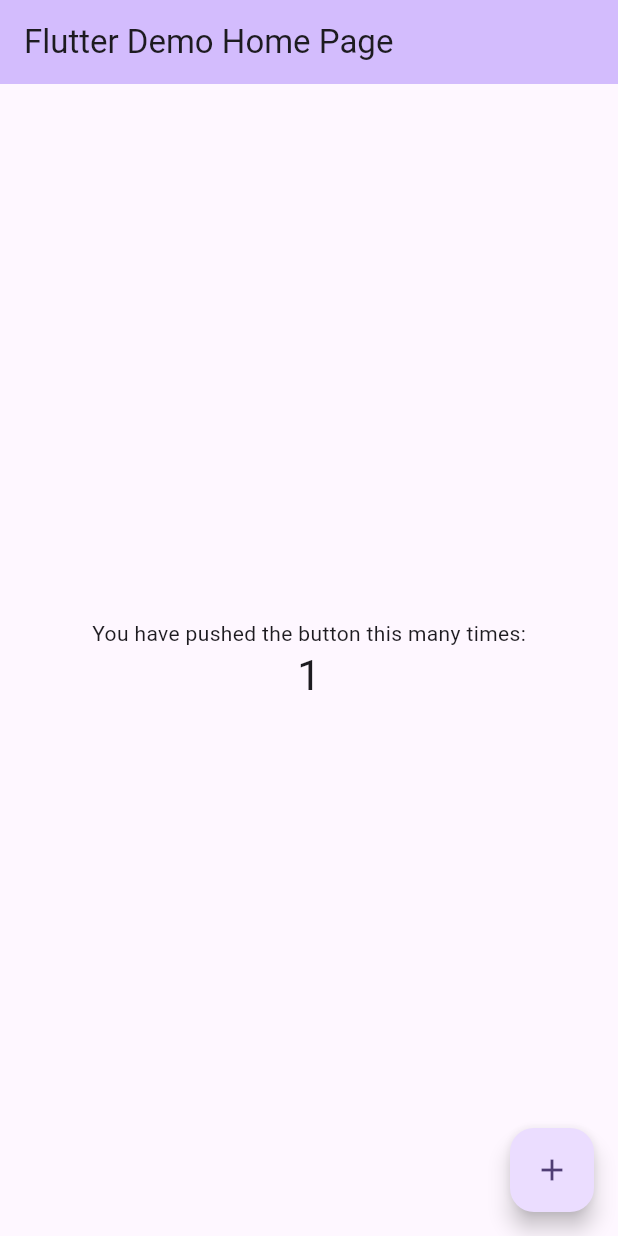
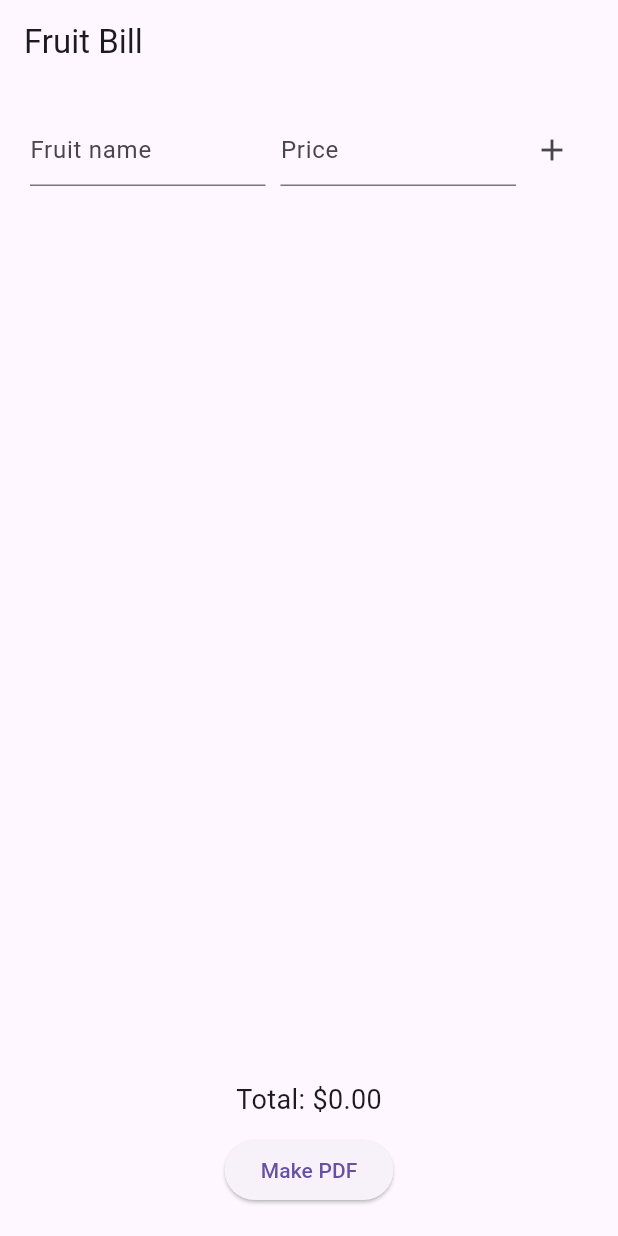
Before and after one commit to AaditAntony/pdf_generation, a Flutter app: the screen it shows after launch, after a tap on the "add" icon, on a phone screen of 412 x 824 dp. Run offline on Flutter 3.47's test engine with Material 3 defaults, Android fonts, the phone set to English and light mode, and no system bars; our stand-ins replace printing.

Commit message:
baic pdf complete section

```diff
--- a/lib/main.dart
+++ b/lib/main.dart
@@ -1,4 +1,6 @@
 import 'package:flutter/material.dart';
+import 'package:pdf/widgets.dart' as pw;
+import 'package:printing/printing.dart';
 
 void main() {
   runApp(const MyApp());
@@ -7,116 +9,138 @@ void main() {
 class MyApp extends StatelessWidget {
   const MyApp({super.key});
 
-  // This widget is the root of your application.
   @override
   Widget build(BuildContext context) {
     return MaterialApp(
-      title: 'Flutter Demo',
-      theme: ThemeData(
-        // This is the theme of your application.
-        //
-        // TRY THIS: Try running your application with "flutter run". You'll see
-        // the application has a purple toolbar. Then, without quitting the app,
-        // try changing the seedColor in the colorScheme below to Colors.green
-        // and then invoke "hot reload" (save your changes or press the "hot
-        // reload" button in a Flutter-supported IDE, or press "r" if you used
-        // the command line to start the app).
-        //
-        // Notice that the counter didn't reset back to zero; the application
-        // state is not lost during the reload. To reset the state, use hot
-        // restart instead.
-        //
-        // This works for code too, not just values: Most code changes can be
-        // tested with just a hot reload.
-        colorScheme: ColorScheme.fromSeed(seedColor: Colors.deepPurple),
+      home: Scaffold(
+        appBar: AppBar(title: const Text('Fruit Bill')),
+        body: const BillScreen(),
       ),
-      home: const MyHomePage(title: 'Flutter Demo Home Page'),
     );
   }
 }
 
-class MyHomePage extends StatefulWidget {
-  const MyHomePage({super.key, required this.title});
-
-  // This widget is the home page of your application. It is stateful, meaning
-  // that it has a State object (defined below) that contains fields that affect
-  // how it looks.
-
-  // This class is the configuration for the state. It holds the values (in this
-  // case the title) provided by the parent (in this case the App widget) and
-  // used by the build method of the State. Fields in a Widget subclass are
-  // always marked "final".
-
-  final String title;
+class BillScreen extends StatefulWidget {
+  const BillScreen({super.key});
 
   @override
-  State<MyHomePage> createState() => _MyHomePageState();
+  State<BillScreen> createState() => _BillScreenState();
 }
 
-class _MyHomePageState extends State<MyHomePage> {
-  int _counter = 0;
+class _BillScreenState extends State<BillScreen> {
+  final TextEditingController _nameController = TextEditingController();
+  final TextEditingController _priceController = TextEditingController();
+  final List<Map<String, String>> items = [];
 
-  void _incrementCounter() {
+  void _createPDF() async {
+    if (items.isEmpty) return;
+
+    final pdf = pw.Document();
+    pdf.addPage(
+      pw.Page(
+        build: (pw.Context context) {
+          return pw.Column(
+            children: [
+              pw.Text('FRUIT BILL', style: const pw.TextStyle(fontSize: 20)),
+              pw.SizedBox(height: 20),
+              pw.Text('Date: ${DateTime.now().day}/${DateTime.now().month}/${DateTime.now().year}'),
+              pw.SizedBox(height: 20),
+
+              for (var item in items)
+                pw.Row(
+                  mainAxisAlignment: pw.MainAxisAlignment.spaceBetween,
+                  children: [
+                    pw.Text(item['name']!),
+                    pw.Text('\$${item['price']}'),
+                  ],
+                ),
+
+              pw.SizedBox(height: 20),
+              pw.Text('Total: \$${_calculateTotal()}'),
+            ],
+          );
+        },
+      ),
+    );
+
+    await Printing.layoutPdf(onLayout: (format) => pdf.save());
+  }
+
+  String _calculateTotal() {
+    double total = 0;
+    for (var item in items) {
+      total += double.parse(item['price']!);
+    }
+    return total.toStringAsFixed(2);
+  }
+
+  void _addItem() {
+    if (_nameController.text.isNotEmpty && _priceController.text.isNotEmpty) {
       setState(() {
-      // This call to setState tells the Flutter framework that something has
-      // changed in this State, which causes it to rerun the build method below
-      // so that the display can reflect the updated values. If we changed
-      // _counter without calling setState(), then the build method would not be
-      // called again, and so nothing would appear to happen.
-      _counter++;
+        items.add({
+          'name': _nameController.text,
+          'price': _priceController.text,
         });
+        _nameController.clear();
+        _priceController.clear();
+      });
+    }
   }
 
   @override
   Widget build(BuildContext context) {
-    // This method is rerun every time setState is called, for instance as done
-    // by the _incrementCounter method above.
-    //
-    // The Flutter framework has been optimized to make rerunning build methods
-    // fast, so that you can just rebuild anything that needs updating rather
-    // than having to individually change instances of widgets.
-    return Scaffold(
-      appBar: AppBar(
-        // TRY THIS: Try changing the color here to a specific color (to
-        // Colors.amber, perhaps?) and trigger a hot reload to see the AppBar
-        // change color while the other colors stay the same.
-        backgroundColor: Theme.of(context).colorScheme.inversePrimary,
-        // Here we take the value from the MyHomePage object that was created by
-        // the App.build method, and use it to set our appbar title.
-        title: Text(widget.title),
+    return Padding(
+      padding: const EdgeInsets.all(20.0),
+      child: Column(
+        children: [
+          // Input fields
+          Row(
+            children: [
+              Expanded(
+                child: TextField(
+                  controller: _nameController,
+                  decoration: const InputDecoration(hintText: 'Fruit name'),
                 ),
-      body: Center(
-        // Center is a layout widget. It takes a single child and positions it
-        // in the middle of the parent.
-        child: Column(
-          // Column is also a layout widget. It takes a list of children and
-          // arranges them vertically. By default, it sizes itself to fit its
-          // children horizontally, and tries to be as tall as its parent.
-          //
-          // Column has various properties to control how it sizes itself and
-          // how it positions its children. Here we use mainAxisAlignment to
-          // center the children vertically; the main axis here is the vertical
-          // axis because Columns are vertical (the cross axis would be
-          // horizontal).
-          //
-          // TRY THIS: Invoke "debug painting" (choose the "Toggle Debug Paint"
-          // action in the IDE, or press "p" in the console), to see the
-          // wireframe for each widget.
-          mainAxisAlignment: MainAxisAlignment.center,
-          children: <Widget>[
-            const Text('You have pushed the button this many times:'),
-            Text(
-              '$_counter',
-              style: Theme.of(context).textTheme.headlineMedium,
+              ),
+              const SizedBox(width: 10),
+              Expanded(
+                child: TextField(
+                  controller: _priceController,
+                  keyboardType: TextInputType.number,
+                  decoration: const InputDecoration(hintText: 'Price'),
+                ),
+              ),
+              IconButton(
+                onPressed: _addItem,
+                icon: const Icon(Icons.add),
               ),
             ],
           ),
+
+          const SizedBox(height: 20),
+
+          // Items list
+          Expanded(
+            child: ListView.builder(
+              itemCount: items.length,
+              itemBuilder: (context, index) {
+                return ListTile(
+                  title: Text(items[index]['name']!),
+                  trailing: Text('\$${items[index]['price']}'),
+                );
+              },
             ),
-      floatingActionButton: FloatingActionButton(
-        onPressed: _incrementCounter,
-        tooltip: 'Increment',
-        child: const Icon(Icons.add),
-      ), // This trailing comma makes auto-formatting nicer for build methods.
+          ),
+
+          // Total and button
+          Text('Total: \$${_calculateTotal()}', style: const TextStyle(fontSize: 18)),
+          const SizedBox(height: 10),
+          ElevatedButton(
+            onPressed: _createPDF,
+            child: const Text('Make PDF'),
+          ),
+        ],
+      ),
     );
   }
 }
--- a/pubspec.yaml
+++ b/pubspec.yaml
@@ -34,6 +34,11 @@ dependencies:
   # The following adds the Cupertino Icons font to your application.
   # Use with the CupertinoIcons class for iOS style icons.
   cupertino_icons: ^1.0.8
+  pdf: ^3.11.3
+  printing: ^5.14.2
+  share_plus: ^11.1.0
+  path_provider: ^2.1.5
+  flutter_pdfview: ^1.4.1+1
 
 dev_dependencies:
   flutter_test:
```
Also changed, not shown: pubspec.lock, 14 other files. Lines whose indentation alone changed are shown as unchanged.
